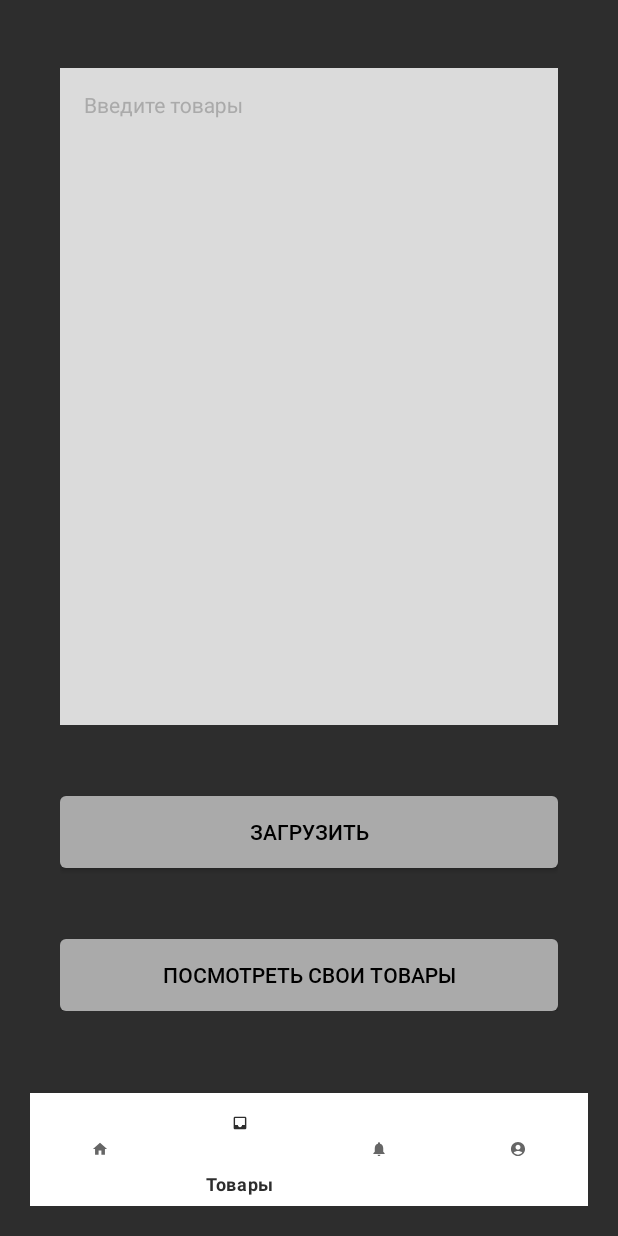
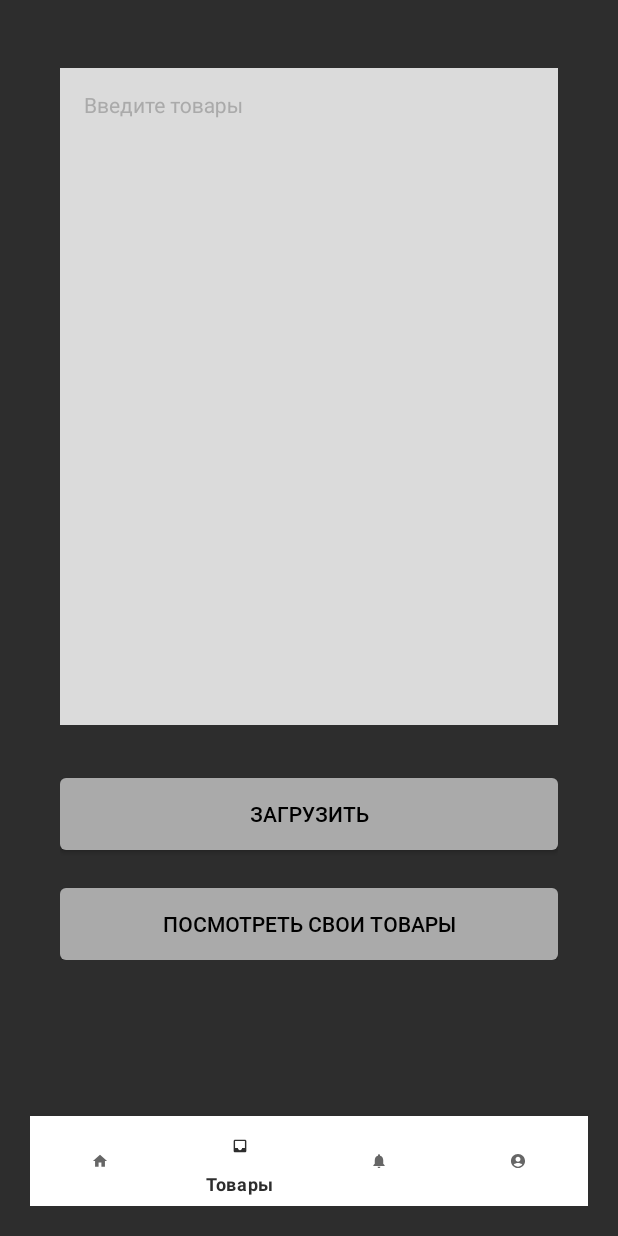
Before and after one commit to Bordsiya/XChange-mobile, an Android app built with Jetpack Compose: the fragment SupplierAccountFragment placed in its activity, item 2 of the bottom bar chosen, on a phone screen of 412 x 824 dp. Run offline under Robolectric (Android 15) with nearby library versions, the phone set to English and light mode, and no system bars; network calls fail; 4 statements that could not run were skipped.

```diff
--- a/app/src/main/java/com/example/xchange/screens/AuthorizationActivity.kt
+++ b/app/src/main/java/com/example/xchange/screens/AuthorizationActivity.kt
@@ -14,6 +14,7 @@ import com.example.xchange.api_clients.UserClient
 import com.example.xchange.model.AuthCredentials
 import com.example.xchange.model.TokensRoleResponse
 import com.example.xchange.model.ResponseMessage
+import com.example.xchange.utils.Roles
 import com.google.android.material.textfield.TextInputEditText
 import retrofit2.Call
 import retrofit2.Callback
@@ -102,12 +103,12 @@ class AuthorizationActivity : AppCompatActivity() {
     }
 
     private fun log(role : String) {
-        if (role == "Customer") {
+        if (role == Roles.CUSTOMER.description) {
             val intent = Intent(this@AuthorizationActivity, CustomerHomeActivity::class.java)
             startActivity(intent)
             finish()
         }
-        else if (role == "Supplier") {
+        else if (role == Roles.SUPPLIER.description) {
             val intent = Intent(this@AuthorizationActivity, SupplierHomeActivity::class.java)
             startActivity(intent)
             finish()
--- a/app/src/main/java/com/example/xchange/screens/CustomerAccountFragment.kt
+++ b/app/src/main/java/com/example/xchange/screens/CustomerAccountFragment.kt
@@ -26,6 +26,8 @@ class CustomerAccountFragment : Fragment(), GlobalNavigationHandler {
     private lateinit var customerUsernameTv: TextView
 
     private lateinit var userClient: UserClient
+    private lateinit var sessionManager: SessionManager
+
 
     override fun onCreateView(
         inflater: LayoutInflater, container: ViewGroup?,
@@ -44,6 +46,7 @@ class CustomerAccountFragment : Fragment(), GlobalNavigationHandler {
         customerUsernameTv = view.findViewById(R.id.customer_acc_username)
 
         userClient = UserClient()
+        sessionManager = SessionManager(requireContext())
     }
 
     private fun setListeners() {
--- a/app/src/main/java/com/example/xchange/screens/Registration1Activity.kt
+++ b/app/src/main/java/com/example/xchange/screens/Registration1Activity.kt
@@ -11,6 +11,7 @@ import android.widget.Button
 import android.widget.EditText
 import android.widget.Toast
 import com.example.xchange.R
+import com.example.xchange.utils.Roles
 
 class Registration1Activity : AppCompatActivity() {
     private lateinit var roleTv: AutoCompleteTextView
@@ -75,8 +76,8 @@ class Registration1Activity : AppCompatActivity() {
             this@Registration1Activity,
             Registration2Activity::class.java)
         intent.putExtra("username", usernameEdt.text.toString())
-        if (selectedRole == "Покупатель") selectedRole = "Customer"
-        else if (selectedRole == "Поставщик") selectedRole = "Supplier"
+        if (selectedRole == "Покупатель") selectedRole = Roles.CUSTOMER.description
+        else if (selectedRole == "Поставщик") selectedRole = Roles.SUPPLIER.description
         intent.putExtra("role", selectedRole)
         startActivity(intent)
     }
--- a/app/src/main/java/com/example/xchange/screens/Registration2Activity.kt
+++ b/app/src/main/java/com/example/xchange/screens/Registration2Activity.kt
@@ -14,6 +14,7 @@ import com.example.xchange.R
 import com.example.xchange.SessionManager
 import com.example.xchange.api_clients.UserClient
 import com.example.xchange.model.RegisterCredentials
+import com.example.xchange.utils.Roles
 import retrofit2.Call
 import retrofit2.Callback
 import retrofit2.Response
@@ -101,12 +102,12 @@ class Registration2Activity : AppCompatActivity() {
     }
 
     private fun log(role: String) {
-        if (role == "Customer") {
+        if (role == Roles.CUSTOMER.description) {
             val intent = Intent(this@Registration2Activity, CustomerHomeActivity::class.java)
             startActivity(intent)
             finish()
         }
-        else if (role == "Supplier") {
+        else if (role == Roles.SUPPLIER.description) {
             val intent = Intent(this@Registration2Activity, SupplierHomeActivity::class.java)
             startActivity(intent)
             finish()
--- a/app/src/main/java/com/example/xchange/screens/StartActivity.kt
+++ b/app/src/main/java/com/example/xchange/screens/StartActivity.kt
@@ -10,6 +10,7 @@ import com.example.xchange.GlobalNavigator
 import com.example.xchange.R
 import com.example.xchange.SessionManager
 import com.example.xchange.api_clients.UserClient
+import com.example.xchange.utils.Roles
 import retrofit2.Call
 import retrofit2.Callback
 import retrofit2.Response
@@ -54,12 +55,12 @@ class MainActivity : AppCompatActivity(), GlobalNavigationHandler {
     }
 
     private fun log(role : String) {
-        if (role == "Customer") {
+        if (role == Roles.CUSTOMER.description) {
             val intent = Intent(this@MainActivity, CustomerHomeActivity::class.java)
             startActivity(intent)
             finish()
         }
-        else if (role == "Supplier") {
+        else if (role == Roles.SUPPLIER.description) {
             val intent = Intent(this@MainActivity, SupplierHomeActivity::class.java)
             startActivity(intent)
             finish()
--- a/app/src/main/java/com/example/xchange/screens/SupplierAccountFragment.kt
+++ b/app/src/main/java/com/example/xchange/screens/SupplierAccountFragment.kt
@@ -11,6 +11,7 @@ import android.widget.Toast
 import com.example.xchange.GlobalNavigationHandler
 import com.example.xchange.GlobalNavigator
 import com.example.xchange.R
+import com.example.xchange.SessionManager
 import com.example.xchange.api_clients.UserClient
 import com.example.xchange.model.UserInfoResponse
 import retrofit2.Call
@@ -24,6 +25,7 @@ class SupplierAccountFragment : Fragment(), GlobalNavigationHandler {
     private lateinit var customerUsernameTv: TextView
 
     private lateinit var userClient: UserClient
+    private lateinit var sessionManager: SessionManager
 
     override fun onCreateView(
         inflater: LayoutInflater, container: ViewGroup?,
@@ -42,6 +44,7 @@ class SupplierAccountFragment : Fragment(), GlobalNavigationHandler {
         customerUsernameTv = view.findViewById(R.id.supplier_acc_username)
 
         userClient = UserClient()
+        sessionManager = SessionManager(requireContext())
     }
 
     private fun setListeners() {
--- a/app/src/main/java/com/example/xchange/screens/SupplierProductsFragment.kt
+++ b/app/src/main/java/com/example/xchange/screens/SupplierProductsFragment.kt
@@ -86,7 +86,8 @@ class SupplierProductsFragment : Fragment(), GlobalNavigationHandler {
                 override fun onResponse(call: Call<List<Product>>, response: Response<List<Product>>) {
                     val products = response.body()
                     if (response.isSuccessful && products != null) {
-                        productsEt.setText(products.toString())
+                        val productsString = products.toString()
+                        productsEt.setText(productsString.substring(1, productsString.length - 1))
                     }
                     else {
                         Toast.makeText(requireContext(), "Ошибка во время получения списка товаров", Toast.LENGTH_SHORT).show()
--- a/app/src/main/java/com/example/xchange/utils/Roles.kt
+++ b/app/src/main/java/com/example/xchange/utils/Roles.kt
@@ -1,6 +1,6 @@
 package com.example.xchange.utils
 
-enum class Roles {
-    CUSTOMER,
-    SUPPLIER
+enum class Roles(val description: String) {
+    CUSTOMER("Customer"),
+    SUPPLIER("Supplier")
 }
--- a/app/src/main/res/layout/customer_account_fragment.xml
+++ b/app/src/main/res/layout/customer_account_fragment.xml
@@ -39,7 +39,7 @@
             android:layout_height="wrap_content"
             android:layout_marginTop="12dp"
             android:fontFamily="@font/roboto_regular"
-            android:text="DefaultName"
+            android:text=""
             android:textAlignment="textStart"
             android:textColor="@color/white"
             android:textSize="15sp"
--- a/app/src/main/res/layout/customer_home_activity.xml
+++ b/app/src/main/res/layout/customer_home_activity.xml
@@ -21,7 +21,7 @@
     <com.google.android.material.bottomnavigation.BottomNavigationView
         android:id="@+id/customerBottomNavigationView"
         android:layout_width="match_parent"
-        android:layout_height="75dp"
+        android:layout_height="60dp"
         app:layout_constraintBottom_toBottomOf="parent"
         app:layout_constraintEnd_toEndOf="parent"
         app:layout_constraintHorizontal_bias="0.5"
--- a/app/src/main/res/layout/supplier_account_fragment.xml
+++ b/app/src/main/res/layout/supplier_account_fragment.xml
@@ -39,7 +39,7 @@
             android:layout_height="wrap_content"
             android:layout_marginTop="12dp"
             android:fontFamily="@font/roboto_regular"
-            android:text="DefaultName"
+            android:text=""
             android:textAlignment="textStart"
             android:textColor="@color/white"
             android:textSize="15sp"
--- a/app/src/main/res/layout/supplier_home_activity.xml
+++ b/app/src/main/res/layout/supplier_home_activity.xml
@@ -21,7 +21,7 @@
     <com.google.android.material.bottomnavigation.BottomNavigationView
         android:id="@+id/supplierBottomNavigationView"
         android:layout_width="match_parent"
-        android:layout_height="75dp"
+        android:layout_height="60dp"
         app:layout_constraintBottom_toBottomOf="parent"
         app:layout_constraintEnd_toEndOf="parent"
         app:layout_constraintHorizontal_bias="0.5"
--- a/app/src/main/res/layout/supplier_products_fragment.xml
+++ b/app/src/main/res/layout/supplier_products_fragment.xml
@@ -49,7 +49,7 @@
             style="@style/ButtonGrey"
             android:layout_width="match_parent"
             android:layout_height="wrap_content"
-            android:layout_marginTop="47dp"
+            android:layout_marginTop="35dp"
             android:text="@string/str_upload" />
 
         <androidx.appcompat.widget.AppCompatButton
@@ -57,7 +57,7 @@
             style="@style/ButtonGrey"
             android:layout_width="match_parent"
             android:layout_height="wrap_content"
-            android:layout_marginTop="47dp"
+            android:layout_marginTop="25dp"
             android:text="@string/str_view_products" />
     </LinearLayout>
 
--- a/app/src/main/res/values/themes.xml
+++ b/app/src/main/res/values/themes.xml
@@ -119,7 +119,7 @@
     </style>
 
     <style name="NotificationTextStyle">
-        <item name="fontFamily">@font/roboto_medium</item>
+        <item name="fontFamily">@font/roboto_light</item>
         <item name="android:textSize">18sp</item>
         <item name="android:textColor">@color/black</item>
     </style>
```
Also changed, not shown: app/src/main/java/com/example/xchange/model/Product.kt (+14 -1 lines), app/src/main/java/com/example/xchange/utils/Utils.kt (added, +12 -0 lines).
